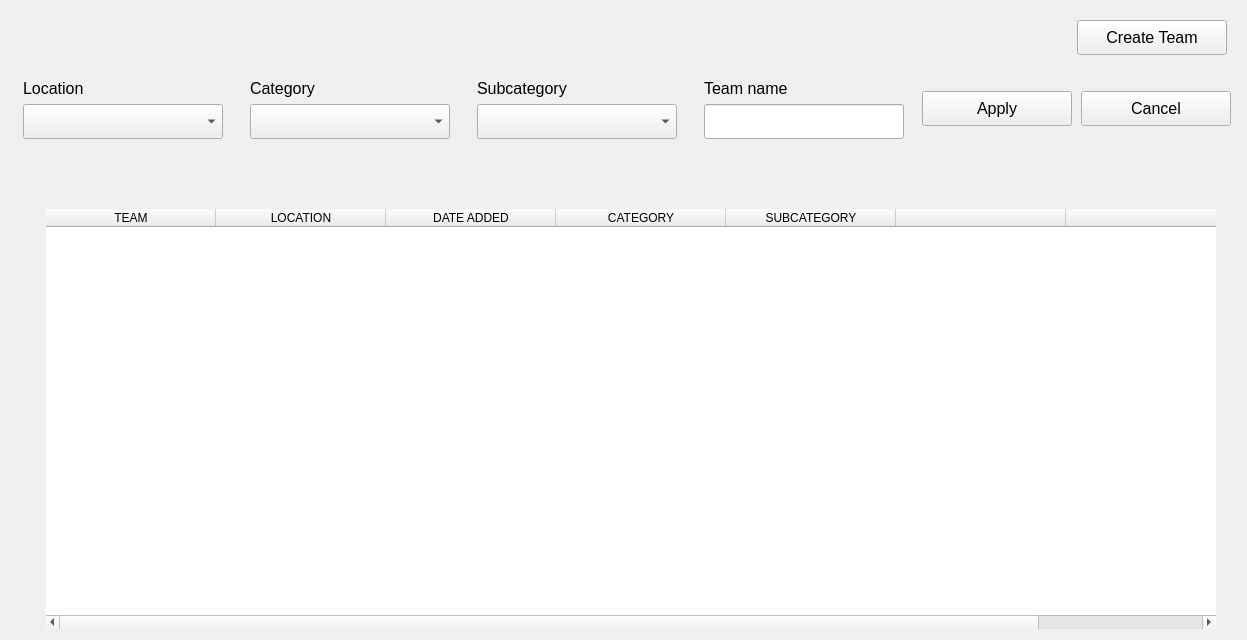
Qt form client/screens/widgets/teams/teams.ui (kleroop/TechCourse_2022_12) before a commit.
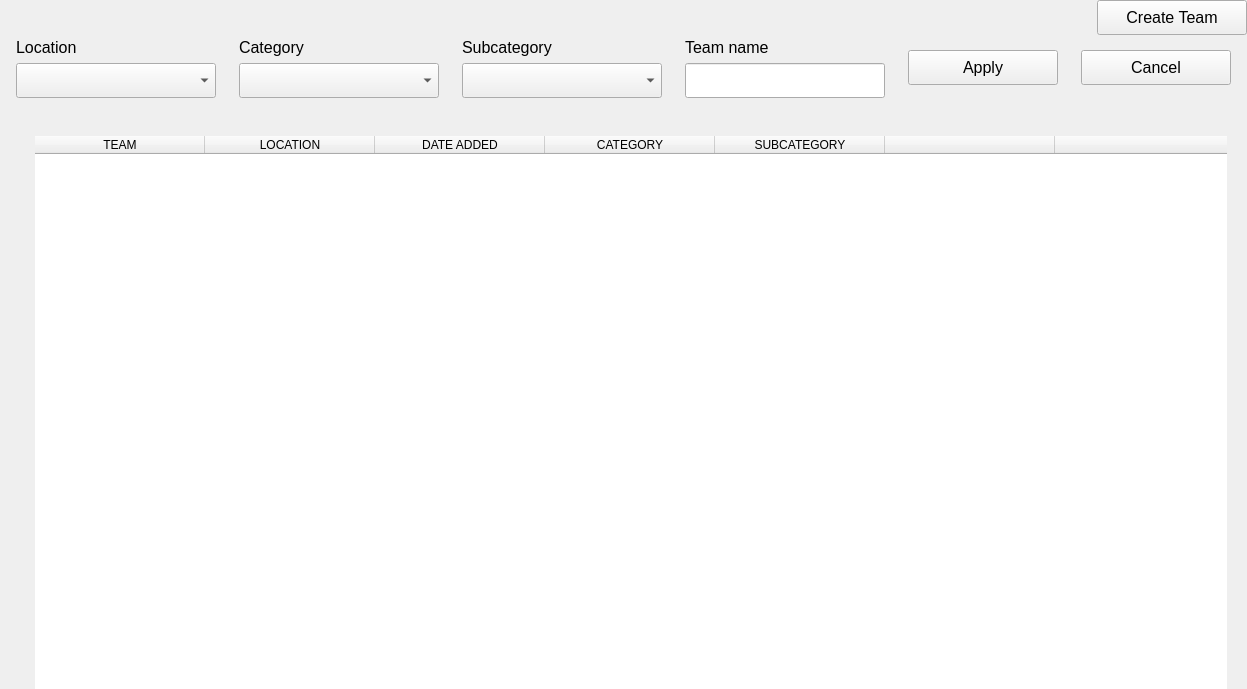
The same form after that commit. Icons and pictures are not drawn.

Patch:
```diff
--- a/client/screens/widgets/teams/teams.ui
+++ b/client/screens/widgets/teams/teams.ui
@@ -7,7 +7,7 @@
     <x>0</x>
     <y>0</y>
     <width>1247</width>
-    <height>640</height>
+    <height>689</height>
    </rect>
   </property>
   <property name="sizePolicy">
@@ -25,6 +25,21 @@
    <string>Teams</string>
   </property>
   <layout class="QVBoxLayout" name="verticalLayout">
+   <property name="spacing">
+    <number>3</number>
+   </property>
+   <property name="leftMargin">
+    <number>0</number>
+   </property>
+   <property name="topMargin">
+    <number>0</number>
+   </property>
+   <property name="rightMargin">
+    <number>0</number>
+   </property>
+   <property name="bottomMargin">
+    <number>0</number>
+   </property>
    <item>
     <widget class="QFrame" name="horizontalFrame">
      <property name="minimumSize">
@@ -34,6 +49,18 @@
       </size>
      </property>
      <layout class="QHBoxLayout" name="horizontalLayout">
+      <property name="leftMargin">
+       <number>0</number>
+      </property>
+      <property name="topMargin">
+       <number>0</number>
+      </property>
+      <property name="rightMargin">
+       <number>0</number>
+      </property>
+      <property name="bottomMargin">
+       <number>0</number>
+      </property>
       <item>
        <spacer name="horizontalSpacer">
         <property name="orientation">
@@ -76,6 +103,9 @@
    </item>
    <item>
     <layout class="QHBoxLayout" name="editingFrame">
+     <property name="spacing">
+      <number>7</number>
+     </property>
      <property name="sizeConstraint">
       <enum>QLayout::SetDefaultConstraint</enum>
      </property>
@@ -88,6 +118,18 @@
         </sizepolicy>
        </property>
        <layout class="QVBoxLayout" name="verticalLayout_4">
+        <property name="leftMargin">
+         <number>0</number>
+        </property>
+        <property name="topMargin">
+         <number>0</number>
+        </property>
+        <property name="rightMargin">
+         <number>0</number>
+        </property>
+        <property name="bottomMargin">
+         <number>0</number>
+        </property>
         <item>
          <widget class="QLabel" name="label_7">
           <property name="sizePolicy">
@@ -139,6 +181,18 @@
         </sizepolicy>
        </property>
        <layout class="QVBoxLayout" name="verticalLayout_3">
+        <property name="leftMargin">
+         <number>0</number>
+        </property>
+        <property name="topMargin">
+         <number>0</number>
+        </property>
+        <property name="rightMargin">
+         <number>0</number>
+        </property>
+        <property name="bottomMargin">
+         <number>0</number>
+        </property>
         <item>
          <widget class="QLabel" name="label_8">
           <property name="sizePolicy">
@@ -190,6 +244,18 @@
         </sizepolicy>
        </property>
        <layout class="QVBoxLayout" name="verticalLayout_2">
+        <property name="leftMargin">
+         <number>0</number>
+        </property>
+        <property name="topMargin">
+         <number>0</number>
+        </property>
+        <property name="rightMargin">
+         <number>0</number>
+        </property>
+        <property name="bottomMargin">
+         <number>0</number>
+        </property>
         <item>
          <widget class="QLabel" name="label_9">
           <property name="sizePolicy">
@@ -241,6 +307,18 @@
         </sizepolicy>
        </property>
        <layout class="QVBoxLayout" name="verticalLayout_5">
+        <property name="leftMargin">
+         <number>0</number>
+        </property>
+        <property name="topMargin">
+         <number>0</number>
+        </property>
+        <property name="rightMargin">
+         <number>0</number>
+        </property>
+        <property name="bottomMargin">
+         <number>0</number>
+        </property>
         <item>
          <widget class="QLabel" name="label_6">
           <property name="sizePolicy">
@@ -344,7 +422,7 @@
      <property name="sizeHint" stdset="0">
       <size>
        <width>20</width>
-       <height>40</height>
+       <height>20</height>
       </size>
      </property>
     </spacer>
@@ -388,6 +466,9 @@
 	padding-bottom: 15;
  }</string>
      </property>
+     <property name="sizeAdjustPolicy">
+      <enum>QAbstractScrollArea::AdjustIgnored</enum>
+     </property>
      <property name="editTriggers">
       <set>QAbstractItemView::NoEditTriggers</set>
      </property>
@@ -415,6 +496,9 @@
      <attribute name="verticalHeaderDefaultSectionSize">
       <number>30</number>
      </attribute>
+     <attribute name="verticalHeaderMinimumSectionSize">
+      <number>25</number>
+     </attribute>
      <attribute name="verticalHeaderShowSortIndicator" stdset="0">
       <bool>true</bool>
      </attribute>
```
